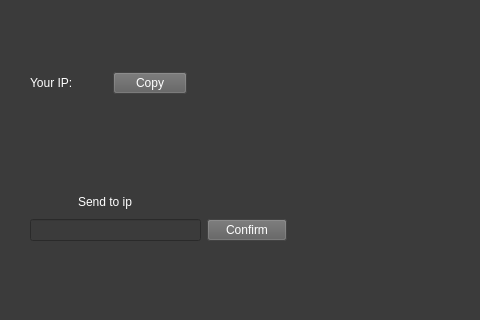
Old version of the form mainGUI.ui in the repository Cral0202/P2P-File-Share; both pictures show x 0 to 480 and y 0 to 320 of the 1051 by 746 pixel window.
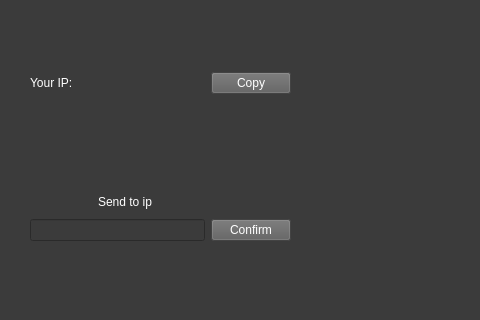
New version of the form.

Commit message: - Shows public ip-address - Copy button works

Diff of the .ui file:
```diff
--- a/mainGUI.ui
+++ b/mainGUI.ui
@@ -81,12 +81,12 @@
      </property>
     </widget>
    </widget>
-   <widget class="QWidget" name="">
+   <widget class="QWidget" name="layoutWidget">
     <property name="geometry">
      <rect>
       <x>30</x>
       <y>70</y>
-      <width>157</width>
+      <width>261</width>
       <height>26</height>
      </rect>
     </property>
@@ -96,6 +96,12 @@
      </property>
      <item>
       <widget class="QLabel" name="ipLabel">
+       <property name="sizePolicy">
+        <sizepolicy hsizetype="Expanding" vsizetype="Preferred">
+         <horstretch>0</horstretch>
+         <verstretch>0</verstretch>
+        </sizepolicy>
+       </property>
        <property name="styleSheet">
         <string notr="true">color: rgb(255, 255, 255);</string>
        </property>
@@ -117,12 +123,12 @@
      </item>
     </layout>
    </widget>
-   <widget class="QWidget" name="">
+   <widget class="QWidget" name="layoutWidget">
     <property name="geometry">
      <rect>
       <x>30</x>
       <y>190</y>
-      <width>257</width>
+      <width>261</width>
       <height>51</height>
      </rect>
     </property>
@@ -131,7 +137,7 @@
       <widget class="QLabel" name="ipSendLabel">
        <property name="styleSheet">
         <string notr="true">color: rgb(255, 255, 255);
-padding-left: 45px;</string>
+padding-left: 65px;</string>
        </property>
        <property name="text">
         <string>Send to ip</string>
@@ -171,7 +177,7 @@
      </item>
     </layout>
    </widget>
-   <widget class="QWidget" name="">
+   <widget class="QWidget" name="layoutWidget">
     <property name="geometry">
      <rect>
       <x>40</x>
```
Left out of the diff: 2 changed lines with no effect on the pictures. The commit also changes 4 other files.
